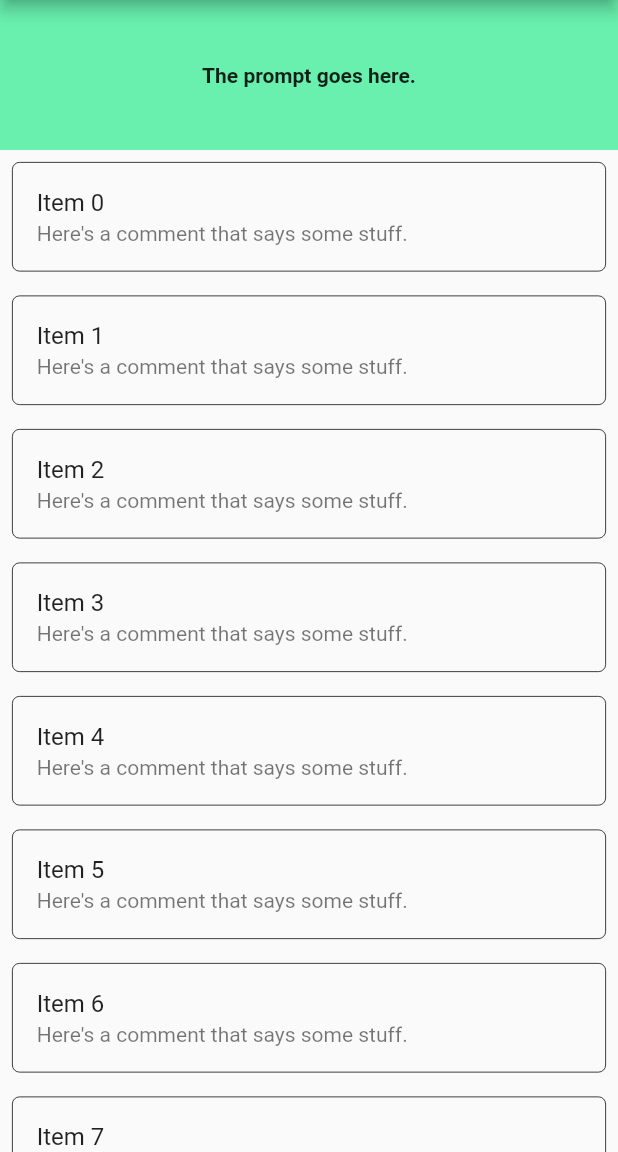
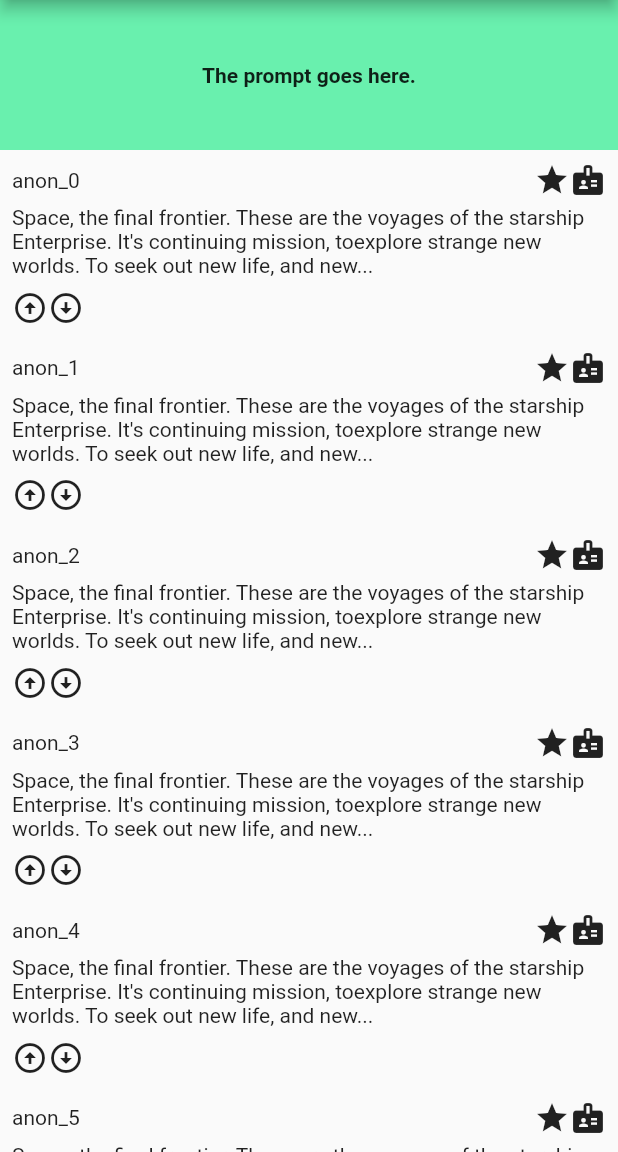
Before and after one commit to anqi0103/Bridge, a Flutter app: the PromptDetailScreen screen opened directly, on a phone screen of 412 x 824 dp, the part 84-1236 px from its top. Run offline on Flutter 3.47's test engine with Material 2 defaults, Android fonts, the light colour scheme and no system bars; our stand-ins replace cloud_firestore, firebase_core; accounts and stored records are empty.

Commit message:
Created CommentLayout widget

```diff
--- a/lib/screens/prompt_details.dart
+++ b/lib/screens/prompt_details.dart
@@ -1,3 +1,5 @@
+import 'package:bridge/models/comments.dart';
+import 'package:bridge/widgets/comment.dart';
 import 'package:flutter/material.dart';
 
 class PromptDetailScreen extends StatefulWidget {
@@ -41,16 +43,16 @@
             child: ListView.builder(
               itemCount: widget.comments.length,
               itemBuilder: (context, index) {
-                return Padding(
-                  padding: const EdgeInsets.all(8.0),
-                  child: ListTile(
-                    shape: RoundedRectangleBorder(
-                      side: const BorderSide(color: Colors.black, width: .5),
-                      borderRadius: BorderRadius.circular(5)),
-                    title: Text(widget.comments[index]),
-                    subtitle: const Text('Here\'s a comment that says some stuff.'),
-                  ),
+                return CommentLayout(comment: Comments(
+                  comment: 'Space, the final frontier. These are the voyages '
+                  'of the starship Enterprise. It\'s continuing mission, to'
+                  'explore strange new worlds. To seek out new life, and new...',
+                  rating: 50,
+                  username: 'anon_$index',
+                  promptID: 'abc_$index'
+                  )
                 );
+                // return Comment(comment: CommentsList[index]);
               },
             ),
           ),
--- /dev/null
+++ b/lib/widgets/comment.dart
@@ -0,0 +1,40 @@
+import 'package:bridge/models/comments.dart';
+import 'package:flutter/material.dart';
+
+
+class CommentLayout extends StatelessWidget {
+  Comments comment;
+
+  CommentLayout({ Key? key, required this.comment}) : super(key: key);
+
+  @override
+  Widget build(BuildContext context) {
+    return Padding(
+      padding: const EdgeInsets.all(8.0),
+      child: Column(
+        children: [
+        Row(
+          mainAxisAlignment: MainAxisAlignment.start,
+          children: [
+            Expanded(child: Text(comment.username)),
+            const Icon(Icons.star),
+            const Icon(Icons.badge)
+        ]),
+        Padding(
+          padding: const EdgeInsets.only(top: 5.0, bottom: 8.0),
+          child: Row(
+            children: [
+              Expanded(
+                child: Text(comment.comment),
+              )
+            ],
+          ),
+        ),
+        Row(children: const [
+          Icon(Icons.arrow_circle_up),
+          Icon(Icons.arrow_circle_down)],
+        )
+      ]),
+    );
+  }
+}
```
